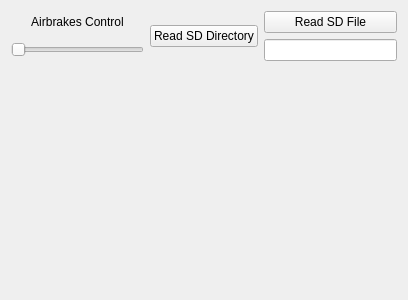
The window that Frontend/Windows/RemoteControlWindow/remotecontrolwindow.ui (WPI-HPRC/groundstation-2025) describes before a commit, drawn with Qt 5.
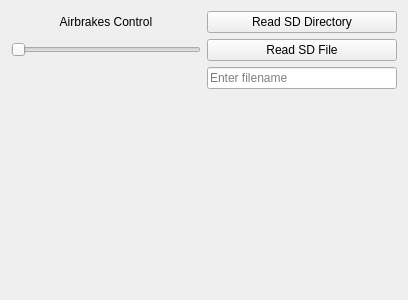
The same window after the commit.

Diff of the .ui file:
```diff
--- a/Frontend/Windows/RemoteControlWindow/remotecontrolwindow.ui
+++ b/Frontend/Windows/RemoteControlWindow/remotecontrolwindow.ui
@@ -14,7 +14,24 @@
    <string>RemoteControlWindow</string>
   </property>
   <layout class="QGridLayout" name="gridLayout">
-   <item row="2" column="0">
+   <item row="1" column="3">
+    <widget class="QPushButton" name="ReadSDFileButton">
+     <property name="text">
+      <string>Read SD File</string>
+     </property>
+    </widget>
+   </item>
+   <item row="0" column="0">
+    <widget class="QLabel" name="label">
+     <property name="text">
+      <string>Airbrakes Control</string>
+     </property>
+     <property name="alignment">
+      <set>Qt::AlignmentFlag::AlignCenter</set>
+     </property>
+    </widget>
+   </item>
+   <item row="3" column="0">
     <spacer name="verticalSpacer">
      <property name="orientation">
       <enum>Qt::Orientation::Vertical</enum>
@@ -27,23 +44,13 @@
      </property>
     </spacer>
    </item>
-   <item row="0" column="1" rowspan="2">
+   <item row="0" column="3">
     <widget class="QPushButton" name="ReadSDDirectoryButton">
      <property name="text">
       <string>Read SD Directory</string>
      </property>
     </widget>
    </item>
-   <item row="0" column="0">
-    <widget class="QLabel" name="label">
-     <property name="text">
-      <string>Airbrakes Control</string>
-     </property>
-     <property name="alignment">
-      <set>Qt::AlignmentFlag::AlignCenter</set>
-     </property>
-    </widget>
-   </item>
    <item row="1" column="0">
     <widget class="QSlider" name="AirbrakesSlider">
      <property name="minimum">
@@ -57,16 +64,13 @@
      </property>
     </widget>
    </item>
-   <item row="0" column="2">
-    <widget class="QPushButton" name="ReadSDFileButton">
-     <property name="text">
-      <string>Read SD File</string>
+   <item row="2" column="3">
+    <widget class="QLineEdit" name="SDFileName">
+     <property name="placeholderText">
+      <string>Enter filename</string>
      </property>
     </widget>
    </item>
-   <item row="1" column="2">
-    <widget class="QLineEdit" name="SDFileName"/>
-   </item>
   </layout>
  </widget>
  <resources/>
```
